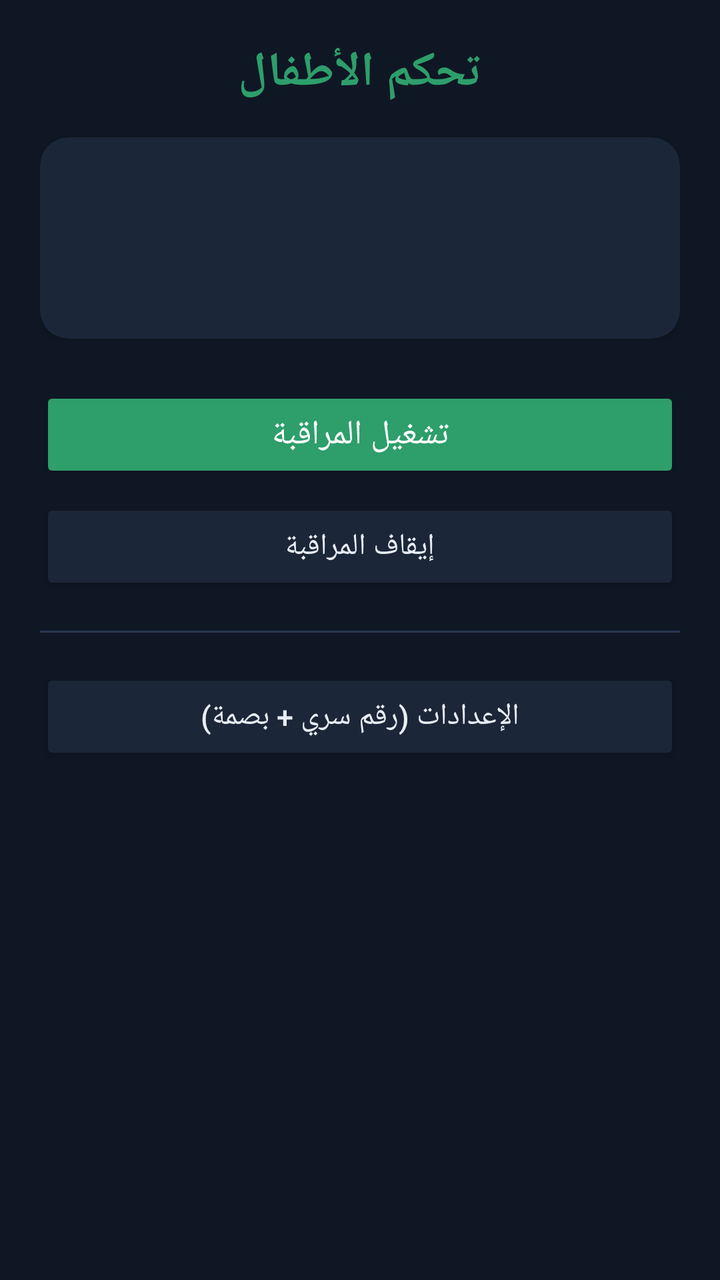
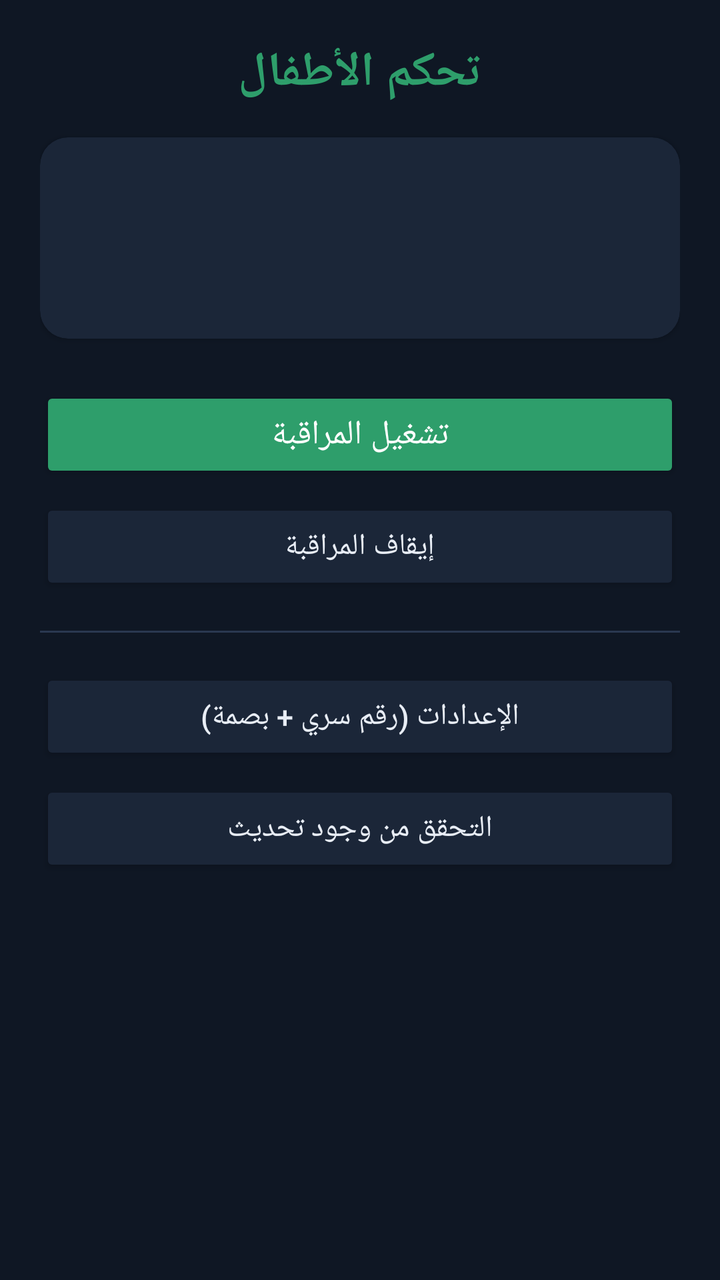

Screens rendered from an Android XML layout before and after an edit, with the pre-edit source and the edit as a unified diff.
<!-- AndroidManifest.xml: application theme Theme.KidsControl -->
<!-- res/layout/activity_main.xml -->
<?xml version="1.0" encoding="utf-8"?>
<ScrollView xmlns:android="http://schemas.android.com/apk/res/android"
    android:layout_width="match_parent"
    android:layout_height="match_parent"
    android:background="@color/bg"
    android:fillViewport="true">

    <LinearLayout
        android:layout_width="match_parent"
        android:layout_height="wrap_content"
        android:orientation="vertical">

        
        <LinearLayout
            android:id="@+id/home_root"
            android:layout_width="match_parent"
            android:layout_height="wrap_content"
            android:orientation="vertical"
            android:padding="20dp">

            <TextView
                android:layout_width="match_parent"
                android:layout_height="wrap_content"
                android:text="@string/app_name"
                android:textColor="@color/accent"
                android:textSize="24sp"
                android:textStyle="bold"
                android:gravity="center"
                android:paddingBottom="16dp" />

            <androidx.cardview.widget.CardView style="@style/Card">
                <LinearLayout style="@style/CardInner">
                    <TextView
                        android:id="@+id/tv_home_status"
                        android:layout_width="match_parent"
                        android:layout_height="wrap_content"
                        android:textColor="@color/text"
                        android:textSize="20sp"
                        android:textStyle="bold"
                        android:gravity="center"
                        android:paddingTop="6dp"
                        android:paddingBottom="6dp" />
                    <TextView
                        android:id="@+id/tv_home_sub"
                        style="@style/Hint"
                        android:gravity="center" />
                </LinearLayout>
            </androidx.cardview.widget.CardView>

            <Button
                android:id="@+id/btn_home_start"
                style="@style/Primary"
                android:text="@string/start_monitor" />
            <Button
                android:id="@+id/btn_home_stop"
                style="@style/Secondary"
                android:text="@string/stop_monitor" />

            <View style="@style/Divider" />

            <Button
                android:id="@+id/btn_open_settings"
                style="@style/Secondary"
                android:text="@string/open_settings" />
        </LinearLayout>

        
        <LinearLayout
            android:id="@+id/settings_root"
            android:layout_width="match_parent"
            android:layout_height="wrap_content"
            android:orientation="vertical"
            android:visibility="gone"
            android:padding="20dp">

            <TextView
                android:layout_width="match_parent"
                android:layout_height="wrap_content"
                android:text="@string/settings_title"
                android:textColor="@color/accent"
                android:textSize="22sp"
                android:textStyle="bold"
                android:gravity="center"
                android:paddingBottom="16dp" />

            
            <androidx.cardview.widget.CardView
                style="@style/Card">
                <LinearLayout style="@style/CardInner">
                    <CheckBox
                        android:id="@+id/cb_yt"
                        android:layout_width="match_parent"
                        android:layout_height="wrap_content"
                        android:text="@string/limit_youtube"
                        android:textColor="@color/text"
                        android:textSize="17sp" />
                    <TextView style="@style/Hint" android:text="@string/minutes_label" />
                    <EditText
                        android:id="@+id/et_yt"
                        style="@style/Num"
                        android:hint="30" />
                </LinearLayout>
            </androidx.cardview.widget.CardView>

            
            <androidx.cardview.widget.CardView
                style="@style/Card">
                <LinearLayout style="@style/CardInner">
                    <CheckBox
                        android:id="@+id/cb_game"
                        android:layout_width="match_parent"
                        android:layout_height="wrap_content"
                        android:text="@string/limit_games"
                        android:textColor="@color/text"
                        android:textSize="17sp" />
                    <TextView style="@style/Hint" android:text="@string/minutes_label" />
                    <EditText
                        android:id="@+id/et_game"
                        style="@style/Num"
                        android:hint="30" />
                </LinearLayout>
            </androidx.cardview.widget.CardView>

            
            <androidx.cardview.widget.CardView
                style="@style/Card">
                <LinearLayout style="@style/CardInner">
                    <TextView
                        android:layout_width="match_parent"
                        android:layout_height="wrap_content"
                        android:text="@string/cooldown_label"
                        android:textColor="@color/text"
                        android:textSize="17sp" />
                    <TextView style="@style/Hint" android:text="@string/cooldown_hint" />
                    <EditText
                        android:id="@+id/et_cooldown"
                        style="@style/Num"
                        android:hint="10" />
                </LinearLayout>
            </androidx.cardview.widget.CardView>

            
            <androidx.cardview.widget.CardView
                style="@style/Card">
                <LinearLayout style="@style/CardInner">
                    <CheckBox
                        android:id="@+id/cb_schedule"
                        android:layout_width="match_parent"
                        android:layout_height="wrap_content"
                        android:text="@string/schedule_label"
                        android:textColor="@color/text"
                        android:textSize="17sp" />
                    <TextView style="@style/Hint" android:text="@string/schedule_hint" />
                    <Button
                        android:id="@+id/btn_sched_from"
                        style="@style/Secondary"
                        android:text="@string/sched_from" />
                    <Button
                        android:id="@+id/btn_sched_to"
                        style="@style/Secondary"
                        android:text="@string/sched_to" />
                </LinearLayout>
            </androidx.cardview.widget.CardView>

            
            <androidx.cardview.widget.CardView style="@style/Card">
                <LinearLayout style="@style/CardInner">
                    <CheckBox
                        android:id="@+id/cb_night"
                        android:layout_width="match_parent"
                        android:layout_height="wrap_content"
                        android:text="@string/night_label"
                        android:textColor="@color/text"
                        android:textSize="17sp" />
                    <TextView style="@style/Hint" android:text="@string/night_hint" />
                    <Button android:id="@+id/btn_night_from" style="@style/Secondary" android:text="@string/night_from" />
                    <Button android:id="@+id/btn_night_to" style="@style/Secondary" android:text="@string/night_to" />
                    <TextView style="@style/Hint" android:text="@string/night_limit_label" />
                    <EditText android:id="@+id/et_night_limit" style="@style/Num" android:hint="1" />
                </LinearLayout>
            </androidx.cardview.widget.CardView>

            
            <androidx.cardview.widget.CardView style="@style/Card">
                <LinearLayout style="@style/CardInner">
                    <TextView
                        android:layout_width="match_parent"
                        android:layout_height="wrap_content"
                        android:text="@string/break_settings_label"
                        android:textColor="@color/text"
                        android:textSize="17sp" />
                    <TextView style="@style/Hint" android:text="@string/break_hint" />
                    <TextView style="@style/Hint" android:text="@string/break_threshold_label" />
                    <EditText android:id="@+id/et_break_threshold" style="@style/Num" android:hint="20" />
                    <TextView style="@style/Hint" android:text="@string/break_minutes_label" />
                    <EditText android:id="@+id/et_break_minutes" style="@style/Num" android:hint="60" />
                </LinearLayout>
            </androidx.cardview.widget.CardView>

            
            <androidx.cardview.widget.CardView style="@style/Card">
                <LinearLayout style="@style/CardInner">
                    <TextView
                        android:layout_width="match_parent"
                        android:layout_height="wrap_content"
                        android:text="@string/resume_label"
                        android:textColor="@color/text"
                        android:textSize="17sp" />
                    <TextView style="@style/Hint" android:text="@string/resume_hint" />
                    <EditText android:id="@+id/et_resume" style="@style/Num" android:hint="30" />
                </LinearLayout>
            </androidx.cardview.widget.CardView>

            
            <androidx.cardview.widget.CardView style="@style/Card">
                <LinearLayout style="@style/CardInner">
                    <CheckBox
                        android:id="@+id/cb_revert"
                        android:layout_width="match_parent"
                        android:layout_height="wrap_content"
                        android:text="@string/revert_label"
                        android:textColor="@color/text"
                        android:textSize="17sp" />
                    <TextView style="@style/Hint" android:text="@string/revert_hint" />
                    <TextView style="@style/Hint" android:text="@string/revert_minutes_label" />
                    <EditText android:id="@+id/et_revert" style="@style/Num" android:hint="30" />
                    <Button
                        android:id="@+id/btn_save_default"
                        style="@style/Secondary"
                        android:text="@string/save_as_default" />
                    <TextView android:id="@+id/tv_default_status" style="@style/Hint" />
                </LinearLayout>
            </androidx.cardview.widget.CardView>

            
            <androidx.cardview.widget.CardView
                style="@style/Card">
                <LinearLayout style="@style/CardInner">
                    <TextView
                        android:layout_width="match_parent"
                        android:layout_height="wrap_content"
                        android:text="@string/apps_label"
                        android:textColor="@color/text"
                        android:textSize="17sp" />
                    <TextView style="@style/Hint" android:text="@string/apps_hint" />
                    <Button android:id="@+id/btn_pick_video" style="@style/Secondary" android:text="@string/pick_video" />
                    <Button android:id="@+id/btn_pick_games" style="@style/Secondary" android:text="@string/pick_games" />
                    <Button android:id="@+id/btn_pick_allowed" style="@style/Secondary" android:text="@string/pick_allowed" />
                </LinearLayout>
            </androidx.cardview.widget.CardView>

            <Button
                android:id="@+id/btn_save"
                style="@style/Primary"
                android:text="@string/save_settings" />

            <Button
                android:id="@+id/btn_change_pin"
                style="@style/Secondary"
                android:text="@string/change_pin" />

            <View style="@style/Divider" />

            
            <TextView
                android:layout_width="match_parent"
                android:layout_height="wrap_content"
                android:text="@string/permissions"
                android:textColor="@color/accent"
                android:textSize="18sp"
                android:textStyle="bold"
                android:paddingTop="8dp"
                android:paddingBottom="8dp" />

            <TextView
                android:id="@+id/tv_usage_status"
                style="@style/Status" />
            <Button
                android:id="@+id/btn_usage"
                style="@style/Secondary"
                android:text="@string/grant_usage" />

            <TextView
                android:id="@+id/tv_overlay_status"
                style="@style/Status" />
            <Button
                android:id="@+id/btn_overlay"
                style="@style/Secondary"
                android:text="@string/grant_overlay" />

            <TextView
                android:layout_width="match_parent"
                android:layout_height="wrap_content"
                android:text="@string/protection_title"
                android:textColor="@color/accent"
                android:textSize="18sp"
                android:textStyle="bold"
                android:paddingTop="18dp"
                android:paddingBottom="4dp" />
            <TextView style="@style/Hint" android:text="@string/protection_hint" />

            <Button
                android:id="@+id/btn_restricted"
                style="@style/Secondary"
                android:text="@string/grant_restricted" />

            <TextView
                android:id="@+id/tv_a11y_status"
                style="@style/Status" />
            <Button
                android:id="@+id/btn_a11y"
                style="@style/Secondary"
                android:text="@string/grant_a11y" />

            <TextView
                android:id="@+id/tv_notif_status"
                style="@style/Status" />
            <Button
                android:id="@+id/btn_notif"
                style="@style/Secondary"
                android:text="@string/grant_notif" />

            <TextView
                android:id="@+id/tv_admin_status"
                style="@style/Status" />
            <Button
                android:id="@+id/btn_admin"
                style="@style/Secondary"
                android:text="@string/grant_admin" />

            <View style="@style/Divider" />

            <TextView
                android:id="@+id/tv_service_status"
                style="@style/Status" />

            <Button
                android:id="@+id/btn_start"
                style="@style/Primary"
                android:text="@string/start_monitor" />
            <Button
                android:id="@+id/btn_stop"
                style="@style/Secondary"
                android:text="@string/stop_monitor" />

        </LinearLayout>
    </LinearLayout>
</ScrollView>
<!-- resources referenced by this layout -->
<resources>
  <color name="accent">#2E9E6B</color>
  <color name="bg">#0F1724</color>
  <color name="text">#E8EDF5</color>
  <string name="app_name">تحكم الأطفال</string>
  <string name="apps_hint">يكتشف التطبيق الفيديو والألعاب تلقائياً. أي تطبيق يشغّل فيديو وهو مفتوح يُحتسب أيضاً. يمكنك الإضافة أو الاستثناء يدوياً هنا.</string>
  <string name="apps_label">التطبيقات</string>
  <string name="break_hint">بعد تبصيمين للمواصلة، أو تجاوز زمن الجلسة، تظهر استراحة بعدّاد تنازلي لا تُفتح إلا بالرقم السري أو بانتهاء العدّاد.</string>
  <string name="break_minutes_label">مدة الاستراحة (بالدقائق):</string>
  <string name="break_settings_label">الاستراحة الإجبارية</string>
  <string name="break_threshold_label">زمن الجلسة الذي يُلزم الاستراحة (بالدقائق):</string>
  <string name="change_pin">تغيير الرقم السري</string>
  <string name="cooldown_hint">لا يُصفَّر العدّاد إلا إذا ابتعد الطفل عن الفيديو والألعاب هذه المدة (بالدقائق). تمنع التحايل بالخروج والدخول.</string>
  <string name="cooldown_label">مدة الراحة لإعادة التصفير</string>
  <string name="grant_a11y">٢) تفعيل خدمة الحماية (إمكانية الوصول)</string>
  <string name="grant_admin">٤) منع حذف التطبيق (مسؤول الجهاز)</string>
  <string name="grant_notif">٣) كشف تشغيل الفيديو (الوصول للإشعارات)</string>
  <string name="grant_overlay">منح صلاحية «العرض فوق التطبيقات»</string>
  <string name="grant_restricted">١) السماح بالإعدادات المقيدة</string>
  <string name="grant_usage">منح صلاحية «الوصول إلى بيانات الاستخدام»</string>
  <string name="limit_games">تفعيل الحد على الألعاب</string>
  <string name="limit_youtube">تفعيل الحد على الفيديو (يوتيوب، تيك توك، إنستغرام، المتصفح…)</string>
  <string name="minutes_label">المدة المسموحة (بالدقائق):</string>
  <string name="night_from">من الساعة: %1$s</string>
  <string name="night_hint">خلال هذه الفترة يصبح الحد للفيديو والألعاب قصيراً جداً (دقيقة واحدة افتراضياً).</string>
  <string name="night_label">قيود الليل (حد مشدّد ليلاً)</string>
  <string name="night_limit_label">الحد الليلي (بالدقائق):</string>
  <string name="night_to">إلى الساعة: %1$s</string>
  <string name="open_settings">الإعدادات (رقم سري + بصمة)</string>
  <string name="permissions">الصلاحيات المطلوبة</string>
  <string name="pick_allowed">تطبيقات مسموحة دائماً (لا تُحتسب)…</string>
  <string name="pick_games">الألعاب…</string>
  <string name="pick_video">تطبيقات الفيديو…</string>
  <string name="protection_hint">على سامسونج: اضغط الزر الأول، ثم ⋮ أعلى الشاشة ← «السماح بالإعدادات المقيدة»، ثم ارجع وفعّل الثلاثة التالية.</string>
  <string name="protection_title">الحماية من التحايل</string>
  <string name="resume_hint">عند إيقافك المراقبة يدوياً تعود للعمل تلقائياً بعد هذه المدة، فلا تُنسى متوقفة.</string>
  <string name="resume_label">العودة التلقائية بعد الإيقاف</string>
  <string name="revert_hint">أي تغيير تجريه على الإعدادات يُعتبر مؤقتاً، ويعود التطبيق للإعداد الافتراضي المحفوظ كل مدة تحددها.</string>
  <string name="revert_label">العودة للإعداد الافتراضي تلقائياً</string>
  <string name="revert_minutes_label">كل كم دقيقة يعود للإعداد الافتراضي:</string>
  <string name="save_as_default">حفظ الإعدادات الحالية كإعداد افتراضي</string>
  <string name="save_settings">حفظ الإعدادات</string>
  <string name="sched_from">من الساعة: %1$s</string>
  <string name="sched_to">إلى الساعة: %1$s</string>
  <string name="schedule_hint">خلال هذه الفترة لا تعمل المراقبة (مثلاً وقت الدوام نهاراً). تُستأنف تلقائياً بعدها.</string>
  <string name="schedule_label">تعطيل المراقبة في وقت محدد يومياً</string>
  <string name="settings_title">الإعدادات</string>
  <string name="start_monitor">تشغيل المراقبة</string>
  <string name="stop_monitor">إيقاف المراقبة</string>
  <color name="card">#1B2638</color>
  <color name="divider">#2A3850</color>
  <color name="hint">#9AA7BD</color>
  <color name="accent_dark">#247A52</color>
  <!-- unchanged entries left out for length: 9 -->
</resources>

<!-- the commit's change to res/layout/activity_main.xml (unified diff, before → after) -->
@@ -62,6 +62,20 @@
                 android:id="@+id/btn_open_settings"
                 style="@style/Secondary"
                 android:text="@string/open_settings" />
+
+            <Button
+                android:id="@+id/btn_update"
+                style="@style/Secondary"
+                android:text="@string/check_update" />
+
+            <TextView
+                android:id="@+id/tv_version"
+                android:layout_width="match_parent"
+                android:layout_height="wrap_content"
+                android:gravity="center"
+                android:paddingTop="10dp"
+                android:textColor="@color/hint"
+                android:textSize="13sp" />
         </LinearLayout>
 
         
<!-- resource entries referenced after the edit -->
@@ -11,6 +11,7 @@
   <string name="break_settings_label">الاستراحة الإجبارية</string>
   <string name="break_threshold_label">زمن الجلسة الذي يُلزم الاستراحة (بالدقائق):</string>
   <string name="change_pin">تغيير الرقم السري</string>
+  <string name="check_update">التحقق من وجود تحديث</string>
   <string name="cooldown_hint">لا يُصفَّر العدّاد إلا إذا ابتعد الطفل عن الفيديو والألعاب هذه المدة (بالدقائق). تمنع التحايل بالخروج والدخول.</string>
   <string name="cooldown_label">مدة الراحة لإعادة التصفير</string>
   <string name="grant_a11y">٢) تفعيل خدمة الحماية (إمكانية الوصول)</string>
